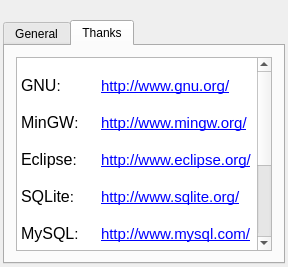
Qt form APP/src/messenger/imclient/about/aboutdialog.ui (RallyWRT/qtapplications) before a commit.
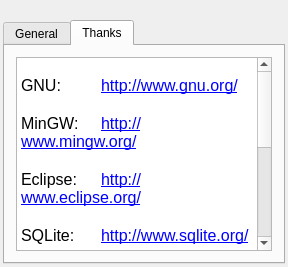
The same form after that commit. The open tabs and pages were chosen to show the change. Icons and pictures are not drawn.

```diff
--- a/APP/src/messenger/imclient/about/aboutdialog.ui
+++ b/APP/src/messenger/imclient/about/aboutdialog.ui
@@ -90,23 +90,23 @@
           <string notr="true">&lt;!DOCTYPE HTML PUBLIC &quot;-//W3C//DTD HTML 4.0//EN&quot; &quot;http://www.w3.org/TR/REC-html40/strict.dtd&quot;&gt;
 &lt;html&gt;&lt;head&gt;&lt;meta name=&quot;qrichtext&quot; content=&quot;1&quot; /&gt;&lt;style type=&quot;text/css&quot;&gt;
 p, li { white-space: pre-wrap; }
-&lt;/style&gt;&lt;/head&gt;&lt;body style=&quot; font-family:'Sans Serif'; font-size:9pt; font-weight:400; font-style:normal;&quot;&gt;
-&lt;p style=&quot;-qt-paragraph-type:empty; margin-top:0px; margin-bottom:0px; margin-left:0px; margin-right:0px; -qt-block-indent:0; text-indent:0px;&quot;&gt;&lt;br /&gt;&lt;/p&gt;
-&lt;p style=&quot; margin-top:0px; margin-bottom:0px; margin-left:0px; margin-right:0px; -qt-block-indent:0; text-indent:0px;&quot;&gt;&lt;span style=&quot; font-family:'宋体'; font-size:12pt;&quot;&gt;GNU&lt;/span&gt;&lt;span style=&quot; font-family:'宋体'; font-size:11pt;&quot;&gt;:	&lt;/span&gt;&lt;a href=&quot;http://www.gnu.org/&quot;&gt;&lt;span style=&quot; font-family:'宋体'; font-size:11pt; text-decoration: underline; color:#0000ff;&quot;&gt;http://www.gnu.org/&lt;/span&gt;&lt;/a&gt;&lt;/p&gt;
-&lt;p style=&quot;-qt-paragraph-type:empty; margin-top:0px; margin-bottom:0px; margin-left:0px; margin-right:0px; -qt-block-indent:0; text-indent:0px; font-family:'宋体'; font-size:11pt;&quot;&gt;&lt;br /&gt;&lt;/p&gt;
-&lt;p style=&quot; margin-top:0px; margin-bottom:0px; margin-left:0px; margin-right:0px; -qt-block-indent:0; text-indent:0px;&quot;&gt;&lt;span style=&quot; font-family:'宋体'; font-size:12pt;&quot;&gt;MinGW&lt;/span&gt;&lt;span style=&quot; font-family:'宋体'; font-size:11pt;&quot;&gt;:	&lt;/span&gt;&lt;a href=&quot;http://www.mingw.org/&quot;&gt;&lt;span style=&quot; font-family:'宋体'; font-size:11pt; text-decoration: underline; color:#0000ff;&quot;&gt;http://www.mingw.org/&lt;/span&gt;&lt;/a&gt;&lt;/p&gt;
-&lt;p style=&quot;-qt-paragraph-type:empty; margin-top:0px; margin-bottom:0px; margin-left:0px; margin-right:0px; -qt-block-indent:0; text-indent:0px; font-family:'宋体'; font-size:11pt;&quot;&gt;&lt;br /&gt;&lt;/p&gt;
-&lt;p style=&quot; margin-top:0px; margin-bottom:0px; margin-left:0px; margin-right:0px; -qt-block-indent:0; text-indent:0px;&quot;&gt;&lt;span style=&quot; font-family:'宋体'; font-size:12pt;&quot;&gt;Eclipse&lt;/span&gt;&lt;span style=&quot; font-family:'宋体'; font-size:11pt;&quot;&gt;:	&lt;/span&gt;&lt;a href=&quot;http://www.eclipse.org/&quot;&gt;&lt;span style=&quot; font-family:'宋体'; font-size:11pt; text-decoration: underline; color:#0000ff;&quot;&gt;http://www.eclipse.org/&lt;/span&gt;&lt;/a&gt;&lt;/p&gt;
-&lt;p style=&quot;-qt-paragraph-type:empty; margin-top:0px; margin-bottom:0px; margin-left:0px; margin-right:0px; -qt-block-indent:0; text-indent:0px; font-family:'宋体'; font-size:11pt;&quot;&gt;&lt;br /&gt;&lt;/p&gt;
-&lt;p style=&quot; margin-top:0px; margin-bottom:0px; margin-left:0px; margin-right:0px; -qt-block-indent:0; text-indent:0px;&quot;&gt;&lt;span style=&quot; font-family:'宋体'; font-size:12pt;&quot;&gt;SQLite&lt;/span&gt;&lt;span style=&quot; font-family:'宋体'; font-size:11pt;&quot;&gt;:	&lt;/span&gt;&lt;a href=&quot;http://www.sqlite.org/&quot;&gt;&lt;span style=&quot; font-family:'宋体'; font-size:11pt; text-decoration: underline; color:#0000ff;&quot;&gt;http://www.sqlite.org/&lt;/span&gt;&lt;/a&gt;&lt;/p&gt;
-&lt;p style=&quot;-qt-paragraph-type:empty; margin-top:0px; margin-bottom:0px; margin-left:0px; margin-right:0px; -qt-block-indent:0; text-indent:0px; font-family:'宋体'; font-size:11pt;&quot;&gt;&lt;br /&gt;&lt;/p&gt;
-&lt;p style=&quot; margin-top:0px; margin-bottom:0px; margin-left:0px; margin-right:0px; -qt-block-indent:0; text-indent:0px;&quot;&gt;&lt;span style=&quot; font-family:'宋体'; font-size:12pt;&quot;&gt;MySQL&lt;/span&gt;&lt;span style=&quot; font-family:'宋体'; font-size:11pt;&quot;&gt;:	&lt;/span&gt;&lt;a href=&quot;http://www.mysql.com/&quot;&gt;&lt;span style=&quot; font-family:'宋体'; font-size:11pt; text-decoration: underline; color:#0000ff;&quot;&gt;http://www.mysql.com/&lt;/span&gt;&lt;/a&gt;&lt;/p&gt;
-&lt;p style=&quot;-qt-paragraph-type:empty; margin-top:0px; margin-bottom:0px; margin-left:0px; margin-right:0px; -qt-block-indent:0; text-indent:0px; font-family:'宋体'; font-size:11pt;&quot;&gt;&lt;br /&gt;&lt;/p&gt;
-&lt;p style=&quot; margin-top:0px; margin-bottom:0px; margin-left:0px; margin-right:0px; -qt-block-indent:0; text-indent:0px;&quot;&gt;&lt;span style=&quot; font-size:12pt;&quot;&gt;KDE&lt;/span&gt;	&lt;a href=&quot;http://kde.org/&quot;&gt;&lt;span style=&quot; font-size:11pt; text-decoration: underline; color:#0000ff;&quot;&gt;http://kde.org/&lt;/span&gt;&lt;/a&gt;&lt;/p&gt;
-&lt;p style=&quot;-qt-paragraph-type:empty; margin-top:0px; margin-bottom:0px; margin-left:0px; margin-right:0px; -qt-block-indent:0; text-indent:0px; font-size:11pt; text-decoration: underline; color:#0000ff;&quot;&gt;&lt;br /&gt;&lt;/p&gt;
-&lt;p style=&quot; margin-top:0px; margin-bottom:0px; margin-left:0px; margin-right:0px; -qt-block-indent:0; text-indent:0px;&quot;&gt;&lt;span style=&quot; font-family:'宋体'; font-size:12pt;&quot;&gt;QtCN&lt;/span&gt;&lt;span style=&quot; font-family:'宋体'; font-size:11pt;&quot;&gt;:	&lt;/span&gt;&lt;a href=&quot;http://qtcn.org/&quot;&gt;&lt;span style=&quot; font-size:11pt; text-decoration: underline; color:#0000ff;&quot;&gt;http://qtcn.org/&lt;/span&gt;&lt;/a&gt;&lt;/p&gt;
-&lt;p style=&quot;-qt-paragraph-type:empty; margin-top:0px; margin-bottom:0px; margin-left:0px; margin-right:0px; -qt-block-indent:0; text-indent:0px; font-family:'宋体'; font-size:11pt;&quot;&gt;&lt;br /&gt;&lt;/p&gt;
-&lt;p style=&quot; margin-top:0px; margin-bottom:0px; margin-left:0px; margin-right:0px; -qt-block-indent:0; text-indent:0px;&quot;&gt;&lt;span style=&quot; font-family:'宋体'; font-size:12pt;&quot;&gt;Qt&lt;/span&gt;&lt;span style=&quot; font-family:'宋体'; font-size:11pt;&quot;&gt;:	&lt;/span&gt;&lt;a href=&quot;http://qt-project.org/&quot;&gt;&lt;span style=&quot; font-size:11pt; text-decoration: underline; color:#0000ff;&quot;&gt;http://qt-project.org/&lt;/span&gt;&lt;/a&gt;&lt;/p&gt;
+&lt;/style&gt;&lt;/head&gt;&lt;body style=&quot; font-family:'SimSun'; font-size:9pt; font-weight:400; font-style:normal;&quot;&gt;
+&lt;p style=&quot;-qt-paragraph-type:empty; margin-top:0px; margin-bottom:0px; margin-left:0px; margin-right:0px; -qt-block-indent:0; text-indent:0px; font-family:'Sans Serif';&quot;&gt;&lt;br /&gt;&lt;/p&gt;
+&lt;p style=&quot; margin-top:0px; margin-bottom:0px; margin-left:0px; margin-right:0px; -qt-block-indent:0; text-indent:0px;&quot;&gt;&lt;span style=&quot; font-family:'宋体'; font-size:12pt;&quot;&gt;GNU:	&lt;/span&gt;&lt;a href=&quot;http://www.gnu.org/&quot;&gt;&lt;span style=&quot; font-family:'宋体'; font-size:12pt; text-decoration: underline; color:#0000ff;&quot;&gt;http://www.gnu.org/&lt;/span&gt;&lt;/a&gt;&lt;/p&gt;
+&lt;p style=&quot;-qt-paragraph-type:empty; margin-top:0px; margin-bottom:0px; margin-left:0px; margin-right:0px; -qt-block-indent:0; text-indent:0px; font-family:'宋体'; font-size:12pt;&quot;&gt;&lt;br /&gt;&lt;/p&gt;
+&lt;p style=&quot; margin-top:0px; margin-bottom:0px; margin-left:0px; margin-right:0px; -qt-block-indent:0; text-indent:0px;&quot;&gt;&lt;span style=&quot; font-family:'宋体'; font-size:12pt;&quot;&gt;MinGW:	&lt;/span&gt;&lt;a href=&quot;http://www.mingw.org/&quot;&gt;&lt;span style=&quot; font-family:'宋体'; font-size:12pt; text-decoration: underline; color:#0000ff;&quot;&gt;http://www.mingw.org/&lt;/span&gt;&lt;/a&gt;&lt;/p&gt;
+&lt;p style=&quot;-qt-paragraph-type:empty; margin-top:0px; margin-bottom:0px; margin-left:0px; margin-right:0px; -qt-block-indent:0; text-indent:0px; font-family:'宋体'; font-size:12pt;&quot;&gt;&lt;br /&gt;&lt;/p&gt;
+&lt;p style=&quot; margin-top:0px; margin-bottom:0px; margin-left:0px; margin-right:0px; -qt-block-indent:0; text-indent:0px;&quot;&gt;&lt;span style=&quot; font-family:'宋体'; font-size:12pt;&quot;&gt;Eclipse:	&lt;/span&gt;&lt;a href=&quot;http://www.eclipse.org/&quot;&gt;&lt;span style=&quot; font-family:'宋体'; font-size:12pt; text-decoration: underline; color:#0000ff;&quot;&gt;http://www.eclipse.org/&lt;/span&gt;&lt;/a&gt;&lt;/p&gt;
+&lt;p style=&quot;-qt-paragraph-type:empty; margin-top:0px; margin-bottom:0px; margin-left:0px; margin-right:0px; -qt-block-indent:0; text-indent:0px; font-family:'宋体'; font-size:12pt;&quot;&gt;&lt;br /&gt;&lt;/p&gt;
+&lt;p style=&quot; margin-top:0px; margin-bottom:0px; margin-left:0px; margin-right:0px; -qt-block-indent:0; text-indent:0px;&quot;&gt;&lt;span style=&quot; font-family:'宋体'; font-size:12pt;&quot;&gt;SQLite:	&lt;/span&gt;&lt;a href=&quot;http://www.sqlite.org/&quot;&gt;&lt;span style=&quot; font-family:'宋体'; font-size:12pt; text-decoration: underline; color:#0000ff;&quot;&gt;http://www.sqlite.org/&lt;/span&gt;&lt;/a&gt;&lt;/p&gt;
+&lt;p style=&quot;-qt-paragraph-type:empty; margin-top:0px; margin-bottom:0px; margin-left:0px; margin-right:0px; -qt-block-indent:0; text-indent:0px; font-family:'宋体'; font-size:12pt;&quot;&gt;&lt;br /&gt;&lt;/p&gt;
+&lt;p style=&quot; margin-top:0px; margin-bottom:0px; margin-left:0px; margin-right:0px; -qt-block-indent:0; text-indent:0px;&quot;&gt;&lt;span style=&quot; font-family:'宋体'; font-size:12pt;&quot;&gt;MySQL:	&lt;/span&gt;&lt;a href=&quot;http://www.mysql.com/&quot;&gt;&lt;span style=&quot; font-family:'宋体'; font-size:12pt; text-decoration: underline; color:#0000ff;&quot;&gt;http://www.mysql.com/&lt;/span&gt;&lt;/a&gt;&lt;/p&gt;
+&lt;p style=&quot;-qt-paragraph-type:empty; margin-top:0px; margin-bottom:0px; margin-left:0px; margin-right:0px; -qt-block-indent:0; text-indent:0px; font-family:'宋体'; font-size:12pt;&quot;&gt;&lt;br /&gt;&lt;/p&gt;
+&lt;p style=&quot; margin-top:0px; margin-bottom:0px; margin-left:0px; margin-right:0px; -qt-block-indent:0; text-indent:0px;&quot;&gt;&lt;span style=&quot; font-family:'宋体'; font-size:12pt;&quot;&gt;KDE	&lt;/span&gt;&lt;a href=&quot;http://kde.org/&quot;&gt;&lt;span style=&quot; font-family:'宋体'; font-size:12pt; text-decoration: underline; color:#0000ff;&quot;&gt;http://kde.org/&lt;/span&gt;&lt;/a&gt;&lt;/p&gt;
+&lt;p style=&quot;-qt-paragraph-type:empty; margin-top:0px; margin-bottom:0px; margin-left:0px; margin-right:0px; -qt-block-indent:0; text-indent:0px; font-family:'Sans Serif'; font-size:12pt; text-decoration: underline; color:#0000ff;&quot;&gt;&lt;br /&gt;&lt;/p&gt;
+&lt;p style=&quot; margin-top:0px; margin-bottom:0px; margin-left:0px; margin-right:0px; -qt-block-indent:0; text-indent:0px;&quot;&gt;&lt;span style=&quot; font-family:'宋体'; font-size:12pt;&quot;&gt;QtCN:	&lt;/span&gt;&lt;a href=&quot;http://qtcn.org/bbs/home.php&quot;&gt;&lt;span style=&quot; font-family:'宋体'; font-size:12pt; text-decoration: underline; color:#0000ff;&quot;&gt;http://qtcn.org/bbs/home.php&lt;/span&gt;&lt;/a&gt;&lt;/p&gt;
+&lt;p style=&quot;-qt-paragraph-type:empty; margin-top:0px; margin-bottom:0px; margin-left:0px; margin-right:0px; -qt-block-indent:0; text-indent:0px; font-family:'宋体'; font-size:12pt;&quot;&gt;&lt;br /&gt;&lt;/p&gt;
+&lt;p style=&quot; margin-top:0px; margin-bottom:0px; margin-left:0px; margin-right:0px; -qt-block-indent:0; text-indent:0px;&quot;&gt;&lt;span style=&quot; font-family:'宋体'; font-size:12pt;&quot;&gt;Qt:	&lt;/span&gt;&lt;a href=&quot;http://qt-project.org/&quot;&gt;&lt;span style=&quot; font-size:12pt; text-decoration: underline; color:#0000ff;&quot;&gt;http://qt-project.org/&lt;/span&gt;&lt;/a&gt;&lt;/p&gt;
 &lt;p style=&quot;-qt-paragraph-type:empty; margin-top:0px; margin-bottom:0px; margin-left:0px; margin-right:0px; -qt-block-indent:0; text-indent:0px; font-family:'宋体'; font-size:11pt;&quot;&gt;&lt;br /&gt;&lt;/p&gt;
 &lt;p align=&quot;center&quot; style=&quot; margin-top:0px; margin-bottom:0px; margin-left:0px; margin-right:0px; -qt-block-indent:0; text-indent:0px;&quot;&gt;&lt;span style=&quot; font-family:'宋体'; font-size:12pt; font-weight:600; color:#ff0000;&quot;&gt;....&lt;/span&gt;&lt;/p&gt;&lt;/body&gt;&lt;/html&gt;</string>
          </property>
```
